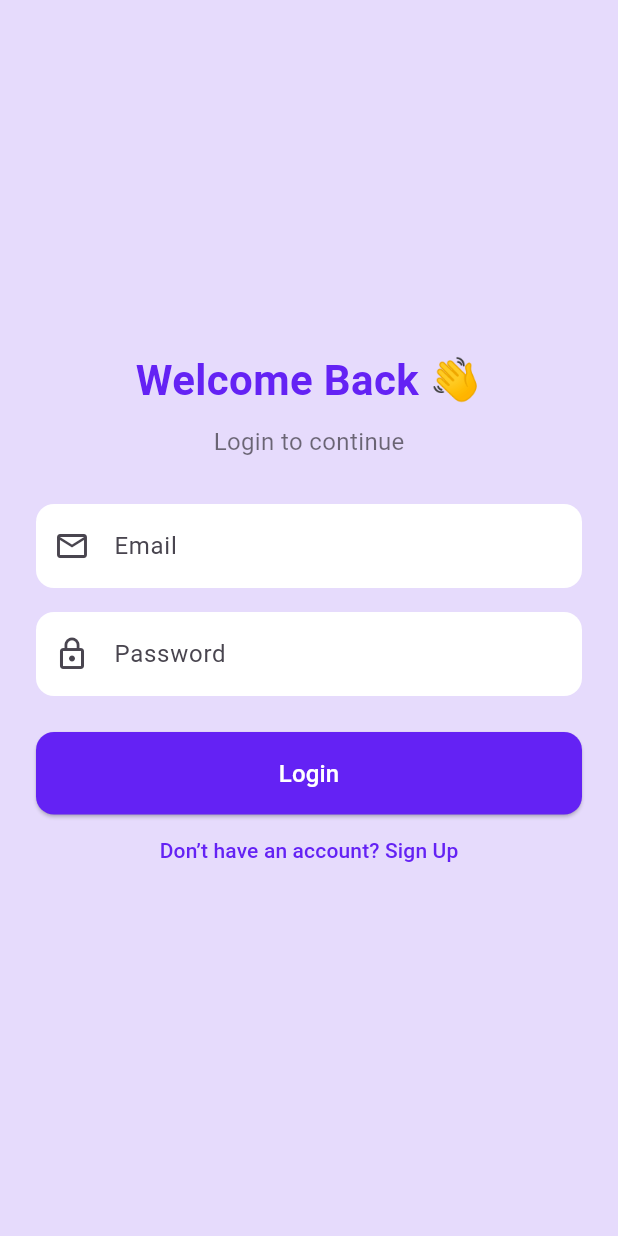
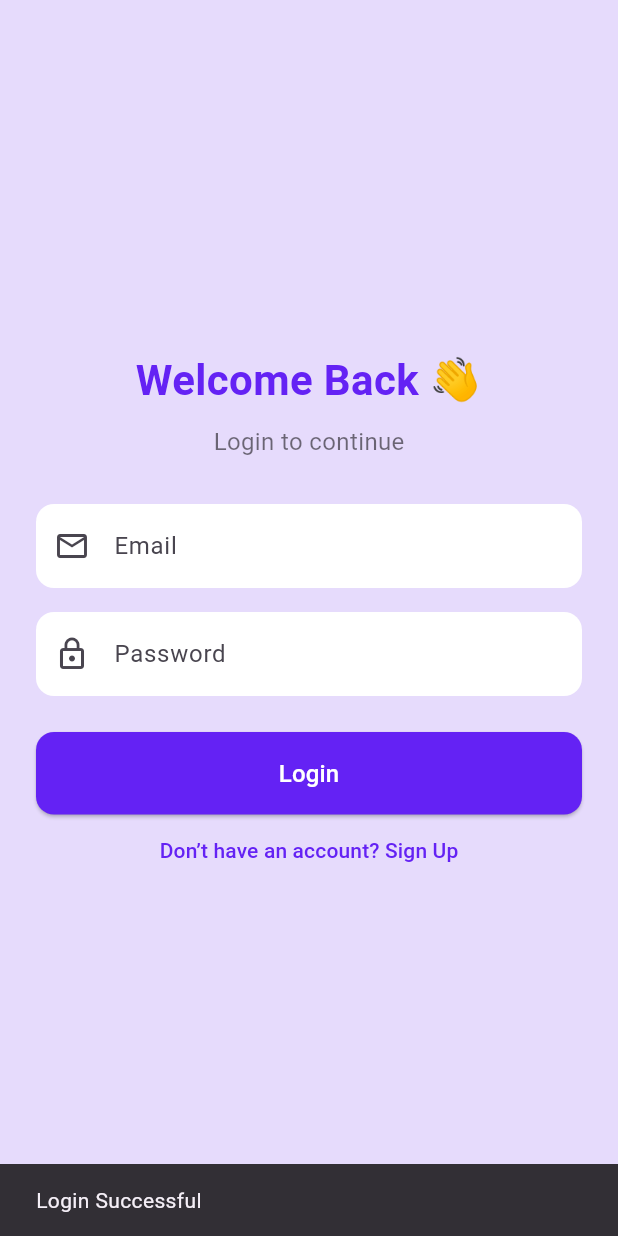
Before and after one commit to MierafA12/ChatApp, a Flutter app: the LoginScreen screen opened directly, after a tap on "Login", on a phone screen of 412 x 824 dp. Run offline on Flutter 3.47's test engine with Material 3 defaults, Android fonts, the phone set to English and light mode, and no system bars; our stand-ins replace firebase_core; accounts and stored records are empty.

Commit message:
adding firebase integration

```diff
--- a/lib/screens/auth/login_screen.dart
+++ b/lib/screens/auth/login_screen.dart
@@ -1,25 +1,50 @@
 import 'package:flutter/material.dart';
+import '../../services/auth_services.dart';
 import '../auth/register.dart';
 
-class LoginScreen extends StatelessWidget {
-  final TextEditingController emailController = TextEditingController();
-  final TextEditingController passwordController = TextEditingController();
+class LoginScreen extends StatefulWidget {
+  const LoginScreen({super.key});
 
-  void loginUser() {
-    // TODO: Implement login logic
+  @override
+  State<LoginScreen> createState() => _LoginScreenState();
+}
+
+class _LoginScreenState extends State<LoginScreen> {
+  final emailController = TextEditingController();
+  final passwordController = TextEditingController();
+  final authService = AuthService();
+
+  void handleLogin() async {
+    final user = await authService.login(
+      email: emailController.text.trim(),
+      password: passwordController.text.trim(),
+    );
+
+    if (user != null) {
+      ScaffoldMessenger.of(context).showSnackBar(
+        const SnackBar(content: Text("Login Successful")),
+      );
+
+      // TODO: Navigate to home/chat screen
+      // Navigator.pushReplacement(context, MaterialPageRoute(builder: (_) => ChatScreen()));
+    } else {
+      ScaffoldMessenger.of(context).showSnackBar(
+        const SnackBar(content: Text("Login Failed")),
+      );
+    }
   }
 
   @override
   Widget build(BuildContext context) {
     return Scaffold(
-      backgroundColor: Color(0xFFE6DBFC),
+      backgroundColor: const Color(0xFFE6DBFC),
       body: Center(
         child: SingleChildScrollView(
           padding: const EdgeInsets.all(24.0),
           child: Column(
             mainAxisAlignment: MainAxisAlignment.center,
             children: [
-              Text(
+              const Text(
                 "Welcome Back 👋",
                 style: TextStyle(
                   fontSize: 28,
@@ -28,7 +53,7 @@ class LoginScreen extends StatelessWidget {
                 ),
               ),
               const SizedBox(height: 10),
-              Text(
+              const Text(
                 "Login to continue",
                 style: TextStyle(fontSize: 16, color: Colors.black54),
               ),
@@ -39,7 +64,7 @@ class LoginScreen extends StatelessWidget {
                   labelText: "Email",
                   filled: true,
                   fillColor: Colors.white,
-                  prefixIcon: Icon(Icons.email_outlined),
+                  prefixIcon: const Icon(Icons.email_outlined),
                   border: OutlineInputBorder(
                     borderRadius: BorderRadius.circular(12),
                     borderSide: BorderSide.none,
@@ -54,7 +79,7 @@ class LoginScreen extends StatelessWidget {
                   labelText: "Password",
                   filled: true,
                   fillColor: Colors.white,
-                  prefixIcon: Icon(Icons.lock_outline),
+                  prefixIcon: const Icon(Icons.lock_outline),
                   border: OutlineInputBorder(
                     borderRadius: BorderRadius.circular(12),
                     borderSide: BorderSide.none,
@@ -65,16 +90,16 @@ class LoginScreen extends StatelessWidget {
               SizedBox(
                 width: double.infinity,
                 child: ElevatedButton(
-                  onPressed: loginUser,
+                  onPressed: handleLogin,
                   style: ElevatedButton.styleFrom(
-                    padding: EdgeInsets.symmetric(vertical: 16),
-                    backgroundColor: Color(0xFF6422F4),
+                    padding: const EdgeInsets.symmetric(vertical: 16),
+                    backgroundColor: const Color(0xFF6422F4),
                     foregroundColor: Colors.white,
                     shape: RoundedRectangleBorder(
                       borderRadius: BorderRadius.circular(12),
                     ),
                   ),
-                  child: Text(
+                  child: const Text(
                     "Login",
                     style: TextStyle(fontSize: 16),
                   ),
@@ -82,12 +107,12 @@ class LoginScreen extends StatelessWidget {
               ),
               TextButton(
                 onPressed: () {
-                       Navigator.push(
-                      context,
-                      MaterialPageRoute(builder: (context) =>  SignUpScreen()),
-                    );
+                  Navigator.push(
+                    context,
+                    MaterialPageRoute(builder: (context) => const SignUpScreen()),
+                  );
                 },
-                child: Text(
+                child: const Text(
                   "Don’t have an account? Sign Up",
                   style: TextStyle(color: Color(0xFF6422F4)),
                 ),
@@ -99,87 +124,3 @@ class LoginScreen extends StatelessWidget {
     );
   }
 }
-
-
-
-
-
-
-
-
-
-
-
-
-
-
-
-
-
-
-
-
-
-
-
-
-
-
-
-
-
-
-
-
-
-
-
-
-
-
-// import 'package:flutter/material.dart';
-// // import 'package:firebase_auth/firebase_auth.dart';
-// import '../chat/chat_screen.dart';
-
-// class LoginScreen extends StatefulWidget {
-//   @override
-//   State<LoginScreen> createState() => _LoginScreenState();
-// }
-
-// class _LoginScreenState extends State<LoginScreen> {
-//   final emailController = TextEditingController();
-//   final passwordController = TextEditingController();
-//   // final auth = FirebaseAuth.instance;
-
-//   void loginUser() async {
-//   //   try {
-  //     await auth.signInWithEmailAndPassword(
-  //         email: emailController.text.trim(),
-  //         password: passwordController.text.trim());
-  //     Navigator.pushReplacement(
-  //         context, MaterialPageRoute(builder: (_) => ChatScreen()));
-  //   } catch (e) {
-  //     ScaffoldMessenger.of(context).showSnackBar(SnackBar(
-  //       content: Text("Login failed: $e"),
-  //     ));
-  //   }
-  // }
-
-  // @override
-  // Widget build(BuildContext context) {
-  //   return Scaffold(
-  //     appBar: AppBar(title: Text("Login")),
-  //     body: Padding(
-  //       padding: const EdgeInsets.all(24.0),
-  //       child: Column(
-  //         children: [
-  //           TextField(controller: emailController, decoration: InputDecoration(labelText: "Email")),
-  //           TextField(controller: passwordController, obscureText: true, decoration: InputDecoration(labelText: "Password")),
-  //           SizedBox(height: 20),
-  //           ElevatedButton(onPressed: loginUser, child: Text("Login")),
-  //         ],
-  //       ),
-//       ),
-//     );
-//   }
-// }
```
